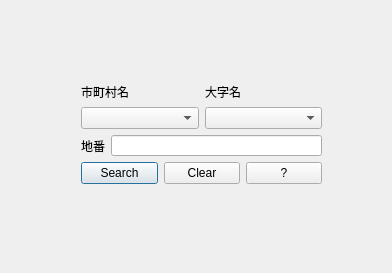
The window that Attribute_dialog_base.ui (umme-f/plugin-colname-separate-call) describes before a commit, drawn with Qt 5.
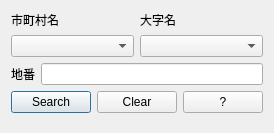
The same window after the commit.

Commit message: column name saved in different file

```diff
--- a/Attribute_dialog_base.ui
+++ b/Attribute_dialog_base.ui
@@ -6,22 +6,69 @@
    <rect>
     <x>0</x>
     <y>0</y>
-    <width>392</width>
-    <height>273</height>
+    <width>273</width>
+    <height>133</height>
    </rect>
   </property>
   <property name="windowTitle">
    <string>Attributefinder</string>
   </property>
-  <widget class="QWidget" name="">
-   <property name="geometry">
-    <rect>
-     <x>81</x>
-     <y>83</y>
-     <width>241</width>
-     <height>101</height>
-    </rect>
-   </property>
+  <layout class="QGridLayout" name="gridLayout_3">
+   <item row="0" column="0">
+    <layout class="QGridLayout" name="gridLayout_2">
+     <item row="1" column="2">
+      <spacer name="horizontalSpacer_4">
+       <property name="orientation">
+        <enum>Qt::Horizontal</enum>
+       </property>
+       <property name="sizeHint" stdset="0">
+        <size>
+         <width>40</width>
+         <height>20</height>
+        </size>
+       </property>
+      </spacer>
+     </item>
+     <item row="1" column="0">
+      <spacer name="horizontalSpacer_3">
+       <property name="orientation">
+        <enum>Qt::Horizontal</enum>
+       </property>
+       <property name="sizeHint" stdset="0">
+        <size>
+         <width>40</width>
+         <height>20</height>
+        </size>
+       </property>
+      </spacer>
+     </item>
+     <item row="0" column="1">
+      <spacer name="verticalSpacer_2">
+       <property name="orientation">
+        <enum>Qt::Vertical</enum>
+       </property>
+       <property name="sizeHint" stdset="0">
+        <size>
+         <width>20</width>
+         <height>40</height>
+        </size>
+       </property>
+      </spacer>
+     </item>
+     <item row="2" column="1">
+      <spacer name="verticalSpacer">
+       <property name="orientation">
+        <enum>Qt::Vertical</enum>
+       </property>
+       <property name="sizeHint" stdset="0">
+        <size>
+         <width>20</width>
+         <height>112</height>
+        </size>
+       </property>
+      </spacer>
+     </item>
+     <item row="1" column="1">
    <layout class="QGridLayout" name="gridLayout">
     <item row="0" column="0">
      <widget class="QLabel" name="label">
@@ -30,37 +77,6 @@
       </property>
      </widget>
     </item>
-    <item row="0" column="1">
-     <widget class="QLabel" name="label_2">
-      <property name="text">
-       <string>大字名</string>
-      </property>
-     </widget>
-    </item>
-    <item row="1" column="0" colspan="2">
-     <layout class="QHBoxLayout" name="horizontalLayout">
-      <item>
-       <widget class="QComboBox" name="comboBox"/>
-      </item>
-      <item>
-       <widget class="QComboBox" name="comboBox_2"/>
-      </item>
-     </layout>
-    </item>
-    <item row="2" column="0" colspan="2">
-     <layout class="QHBoxLayout" name="horizontalLayout_2">
-      <item>
-       <widget class="QLabel" name="label_3">
-        <property name="text">
-         <string>地番</string>
-        </property>
-       </widget>
-      </item>
-      <item>
-       <widget class="QLineEdit" name="lineEdit"/>
-      </item>
-     </layout>
-    </item>
     <item row="3" column="0" colspan="2">
      <layout class="QHBoxLayout" name="horizontalLayout_3">
       <item>
@@ -86,8 +102,42 @@
       </item>
      </layout>
     </item>
-   </layout>
-  </widget>
+       <item row="2" column="0" colspan="2">
+        <layout class="QHBoxLayout" name="horizontalLayout_2">
+         <item>
+          <widget class="QLabel" name="label_3">
+           <property name="text">
+            <string>地番</string>
+           </property>
+          </widget>
+         </item>
+         <item>
+          <widget class="QLineEdit" name="lineEdit"/>
+         </item>
+        </layout>
+       </item>
+       <item row="1" column="0" colspan="2">
+        <layout class="QHBoxLayout" name="horizontalLayout">
+         <item>
+          <widget class="QComboBox" name="comboBox"/>
+         </item>
+         <item>
+          <widget class="QComboBox" name="comboBox_2"/>
+         </item>
+        </layout>
+       </item>
+       <item row="0" column="1">
+        <widget class="QLabel" name="label_2">
+         <property name="text">
+          <string>大字名</string>
+         </property>
+        </widget>
+       </item>
+      </layout>
+     </item>
+    </layout>
+   </item>
+  </layout>
  </widget>
  <resources/>
  <connections/>
```
Lines whose indentation alone changed are shown as unchanged. The commit also changes 7 other files.
